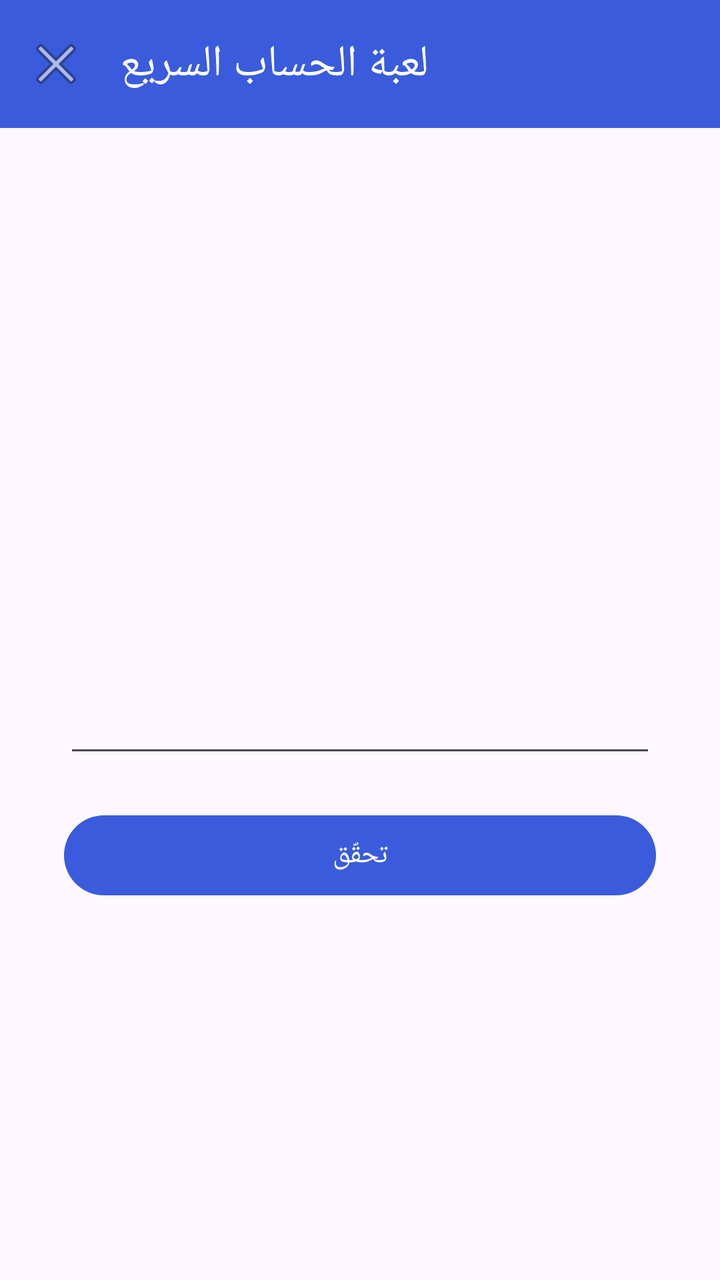
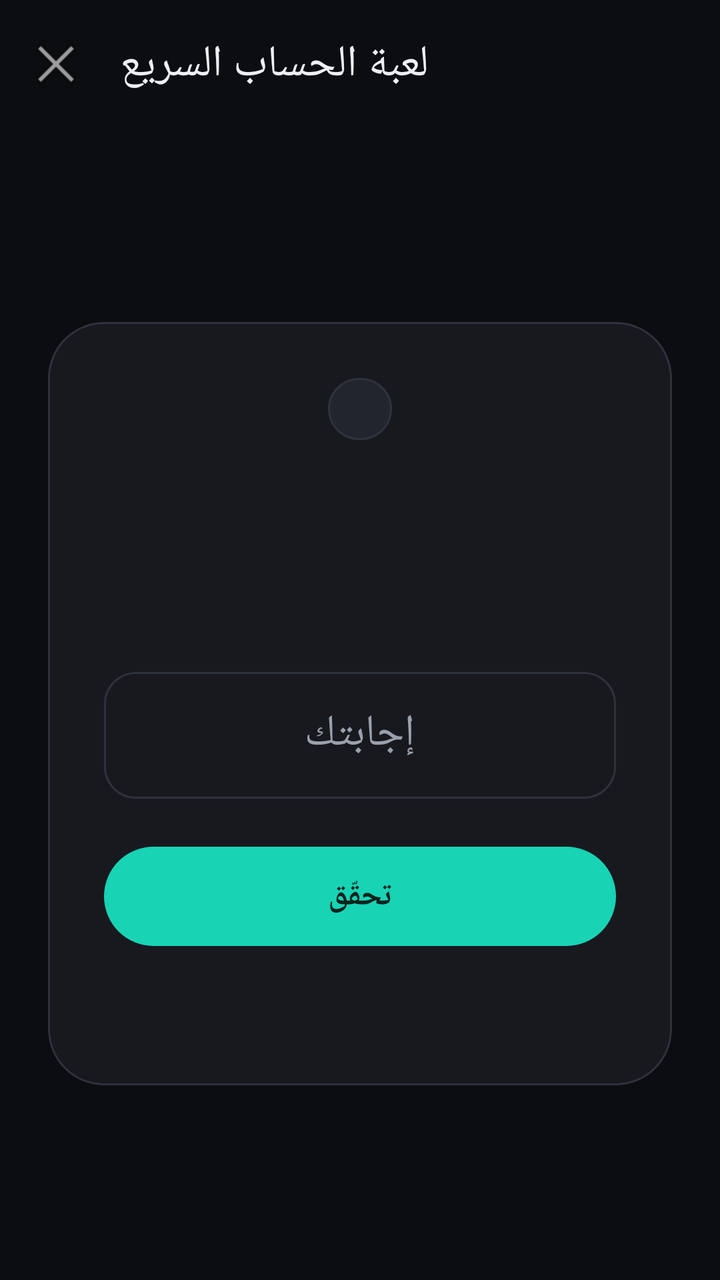

Two renders of the same Android screen: before a commit and after it. Below are the layout's source before the change and the commit's diff.
<!-- AndroidManifest.xml: application theme Theme.HiddenBox -->
<!-- res/layout/activity_game.xml -->
<?xml version="1.0" encoding="utf-8"?>
<LinearLayout xmlns:android="http://schemas.android.com/apk/res/android"
    xmlns:app="http://schemas.android.com/apk/res-auto"
    android:layout_width="match_parent"
    android:layout_height="match_parent"
    android:orientation="vertical"
    android:fitsSystemWindows="true">

    <com.google.android.material.appbar.MaterialToolbar
        android:id="@+id/toolbar"
        android:layout_width="match_parent"
        android:layout_height="?attr/actionBarSize"
        android:background="?attr/colorPrimary"
        app:navigationIcon="@android:drawable/ic_menu_close_clear_cancel"
        app:title="@string/game_title"
        app:titleTextColor="@android:color/white" />

    <LinearLayout
        android:layout_width="match_parent"
        android:layout_height="match_parent"
        android:orientation="vertical"
        android:gravity="center"
        android:padding="32dp">

        <TextView
            android:id="@+id/score"
            android:layout_width="wrap_content"
            android:layout_height="wrap_content"
            android:textSize="18sp"
            android:textColor="?android:attr/textColorSecondary" />

        <TextView
            android:id="@+id/question"
            android:layout_width="wrap_content"
            android:layout_height="wrap_content"
            android:layout_marginTop="24dp"
            android:textSize="40sp"
            android:textStyle="bold"
            android:textColor="?android:attr/textColorPrimary" />

        <EditText
            android:id="@+id/input"
            android:layout_width="match_parent"
            android:layout_height="wrap_content"
            android:layout_marginTop="24dp"
            android:gravity="center"
            android:textSize="22sp"
            android:inputType="number"
            android:imeOptions="actionDone"
            android:autofillHints="" />

        <com.google.android.material.button.MaterialButton
            android:id="@+id/submit"
            android:layout_width="match_parent"
            android:layout_height="wrap_content"
            android:layout_marginTop="20dp"
            android:text="@string/game_check" />

        <TextView
            android:id="@+id/feedback"
            android:layout_width="wrap_content"
            android:layout_height="wrap_content"
            android:layout_marginTop="16dp"
            android:textSize="18sp"
            android:textColor="?android:attr/textColorPrimary" />

    </LinearLayout>

</LinearLayout>
<!-- resources referenced by this layout -->
<resources>
  <string name="game_check">تحقّق</string>
  <string name="game_title">لعبة الحساب السريع</string>
  <style name="Theme.HiddenBox" parent="Theme.Material3.DayNight.NoActionBar">
          <item name="colorPrimary">@color/primary</item>
          <item name="colorPrimaryDark">@color/primary_dark</item>
          <item name="colorSecondary">@color/primary</item>
      </style>
  <color name="primary">#3A5BDC</color>
  <color name="primary_dark">#2843A8</color>
</resources>

<!-- the commit's change to res/layout/activity_game.xml (unified diff, before → after) -->
@@ -4,66 +4,105 @@
     android:layout_width="match_parent"
     android:layout_height="match_parent"
     android:orientation="vertical"
+    android:background="@color/bg"
     android:fitsSystemWindows="true">
 
     <com.google.android.material.appbar.MaterialToolbar
         android:id="@+id/toolbar"
         android:layout_width="match_parent"
         android:layout_height="?attr/actionBarSize"
-        android:background="?attr/colorPrimary"
+        android:background="@android:color/transparent"
         app:navigationIcon="@android:drawable/ic_menu_close_clear_cancel"
         app:title="@string/game_title"
-        app:titleTextColor="@android:color/white" />
+        app:titleTextColor="@color/on_surface" />
 
-    <LinearLayout
+    <FrameLayout
         android:layout_width="match_parent"
         android:layout_height="match_parent"
-        android:orientation="vertical"
-        android:gravity="center"
-        android:padding="32dp">
+        android:padding="24dp">
 
-        <TextView
-            android:id="@+id/score"
-            android:layout_width="wrap_content"
-            android:layout_height="wrap_content"
-            android:textSize="18sp"
-            android:textColor="?android:attr/textColorSecondary" />
-
-        <TextView
-            android:id="@+id/question"
-            android:layout_width="wrap_content"
-            android:layout_height="wrap_content"
-            android:layout_marginTop="24dp"
-            android:textSize="40sp"
-            android:textStyle="bold"
-            android:textColor="?android:attr/textColorPrimary" />
-
-        <EditText
-            android:id="@+id/input"
+        <com.google.android.material.card.MaterialCardView
             android:layout_width="match_parent"
             android:layout_height="wrap_content"
-            android:layout_marginTop="24dp"
-            android:gravity="center"
-            android:textSize="22sp"
-            android:inputType="number"
-            android:imeOptions="actionDone"
-            android:autofillHints="" />
+            android:layout_gravity="center"
+            app:cardBackgroundColor="@color/surface"
+            app:cardCornerRadius="28dp"
+            app:cardElevation="0dp"
+            app:strokeColor="@color/stroke"
+            app:strokeWidth="1dp">
 
-        <com.google.android.material.button.MaterialButton
-            android:id="@+id/submit"
-            android:layout_width="match_parent"
-            android:layout_height="wrap_content"
-            android:layout_marginTop="20dp"
-            android:text="@string/game_check" />
+            <LinearLayout
+                android:layout_width="match_parent"
+                android:layout_height="wrap_content"
+                android:orientation="vertical"
+                android:gravity="center_horizontal"
+                android:padding="28dp">
 
-        <TextView
-            android:id="@+id/feedback"
-            android:layout_width="wrap_content"
-            android:layout_height="wrap_content"
-            android:layout_marginTop="16dp"
-            android:textSize="18sp"
-            android:textColor="?android:attr/textColorPrimary" />
+                <TextView
+                    android:id="@+id/score"
+                    android:layout_width="wrap_content"
+                    android:layout_height="wrap_content"
+                    android:background="@drawable/bg_chip"
+                    android:paddingStart="16dp"
+                    android:paddingEnd="16dp"
+                    android:paddingTop="6dp"
+                    android:paddingBottom="6dp"
+                    android:textSize="14sp"
+                    android:textColor="@color/primary"
+                    android:textStyle="bold" />
 
-    </LinearLayout>
+                <TextView
+                    android:id="@+id/question"
+                    android:layout_width="wrap_content"
+                    android:layout_height="wrap_content"
+                    android:layout_marginTop="28dp"
+                    android:textSize="44sp"
+                    android:textStyle="bold"
+                    android:textColor="@color/on_surface" />
+
+                <com.google.android.material.textfield.TextInputLayout
+                    style="@style/Widget.Material3.TextInputLayout.OutlinedBox"
+                    android:layout_width="match_parent"
+                    android:layout_height="wrap_content"
+                    android:layout_marginTop="24dp"
+                    android:hint="@string/game_input_hint"
+                    app:boxCornerRadiusTopStart="16dp"
+                    app:boxCornerRadiusTopEnd="16dp"
+                    app:boxCornerRadiusBottomStart="16dp"
+                    app:boxCornerRadiusBottomEnd="16dp">
+
+                    <com.google.android.material.textfield.TextInputEditText
+                        android:id="@+id/input"
+                        android:layout_width="match_parent"
+                        android:layout_height="wrap_content"
+                        android:gravity="center"
+                        android:textSize="22sp"
+                        android:inputType="number"
+                        android:imeOptions="actionDone"
+                        android:maxLines="1"
+                        android:autofillHints="" />
+                </com.google.android.material.textfield.TextInputLayout>
+
+                <com.google.android.material.button.MaterialButton
+                    android:id="@+id/submit"
+                    style="@style/Widget.HiddenBox.Button"
+                    android:layout_width="match_parent"
+                    android:layout_height="wrap_content"
+                    android:layout_marginTop="20dp"
+                    android:text="@string/game_check" />
+
+                <TextView
+                    android:id="@+id/feedback"
+                    android:layout_width="wrap_content"
+                    android:layout_height="wrap_content"
+                    android:layout_marginTop="16dp"
+                    android:textSize="16sp"
+                    android:textStyle="bold" />
+
+            </LinearLayout>
+
+        </com.google.android.material.card.MaterialCardView>
+
+    </FrameLayout>
 
 </LinearLayout>
<!-- resource entries referenced after the edit -->
@@ -1,13 +1,52 @@
 <!-- resources referenced by this layout -->
 <resources>
+  <color name="bg">#0C0D10</color>
+  <color name="on_surface">#ECEFF4</color>
   <string name="game_check">تحقّق</string>
+  <string name="game_input_hint">إجابتك</string>
   <string name="game_title">لعبة الحساب السريع</string>
-  <style name="Theme.HiddenBox" parent="Theme.Material3.DayNight.NoActionBar">
+  <style name="Widget.HiddenBox.Button" parent="Widget.Material3.Button">
+          <item name="cornerRadius">28dp</item>
+          <item name="android:paddingTop">14dp</item>
+          <item name="android:paddingBottom">14dp</item>
+          <item name="android:textSize">16sp</item>
+          <item name="android:textStyle">bold</item>
+          <item name="android:letterSpacing">0.01</item>
+      </style>
+  <style name="Theme.HiddenBox" parent="Theme.Material3.Dark.NoActionBar">
           <item name="colorPrimary">@color/primary</item>
-          <item name="colorPrimaryDark">@color/primary_dark</item>
+          <item name="colorOnPrimary">@color/on_primary</item>
+          <item name="colorPrimaryContainer">@color/surface_variant</item>
+          <item name="colorOnPrimaryContainer">@color/on_surface</item>
           <item name="colorSecondary">@color/primary</item>
+          <item name="colorOnSecondary">@color/on_primary</item>
+  
+          <item name="android:colorBackground">@color/bg</item>
+          <item name="colorSurface">@color/surface</item>
+          <item name="colorOnSurface">@color/on_surface</item>
+          <item name="colorSurfaceVariant">@color/surface_variant</item>
+          <item name="colorOnSurfaceVariant">@color/on_surface_muted</item>
+          <item name="colorOutline">@color/stroke</item>
+          <item name="colorError">@color/danger</item>
+  
+          <item name="android:statusBarColor">@color/bg</item>
+          <item name="android:navigationBarColor">@color/bg</item>
+          <item name="android:windowLightStatusBar">false</item>
       </style>
-  <color name="primary">#3A5BDC</color>
-  <color name="primary_dark">#2843A8</color>
+  <color name="surface_variant">#22252E</color>
+  <color name="on_primary">#04231D</color>
+  <color name="on_surface_muted">#9AA1AD</color>
+  <color name="danger">#FF6B6B</color>
+  <color name="primary">#19D3B5</color>
+  <color name="stroke">#2E323C</color>
+  <color name="surface">#17191F</color>
+  <!-- drawable bg_chip (drawable) -->
+  <?xml version="1.0" encoding="utf-8"?>
+  <shape xmlns:android="http://schemas.android.com/apk/res/android"
+      android:shape="rectangle">
+      <solid android:color="@color/surface_variant" />
+      <stroke android:width="1dp" android:color="@color/stroke" />
+      <corners android:radius="20dp" />
+  </shape>
 </resources>
 
